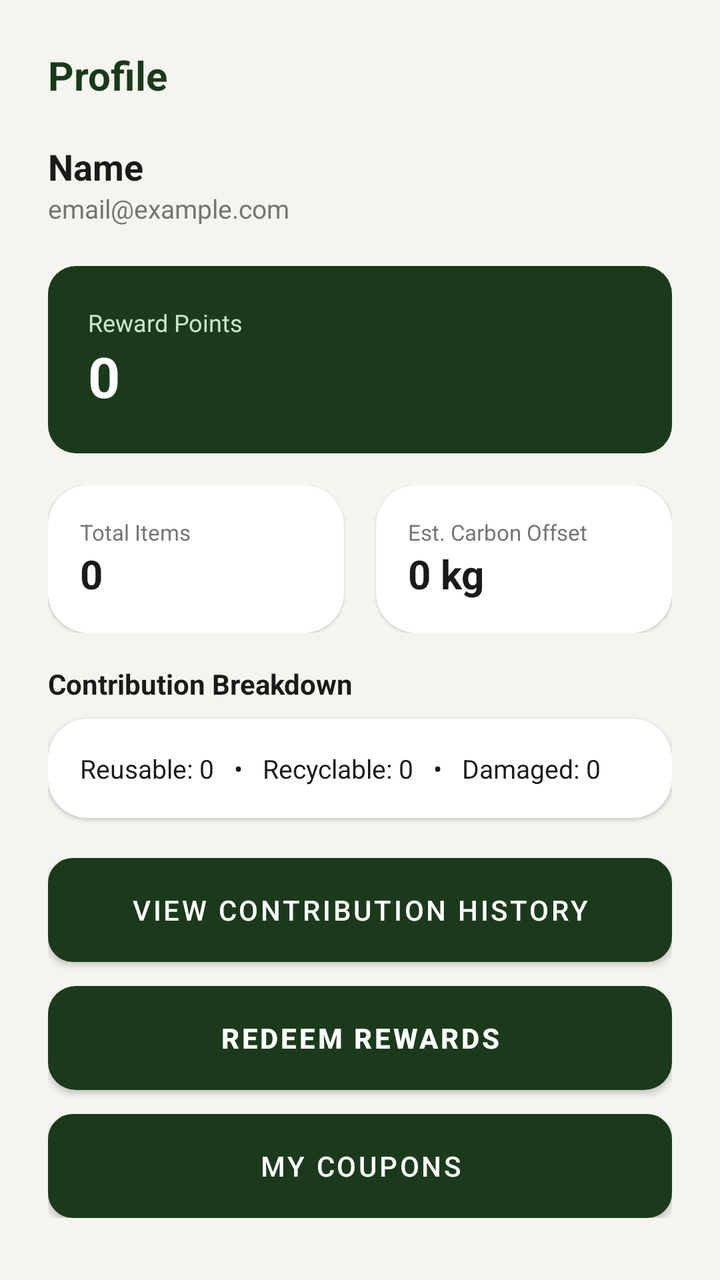
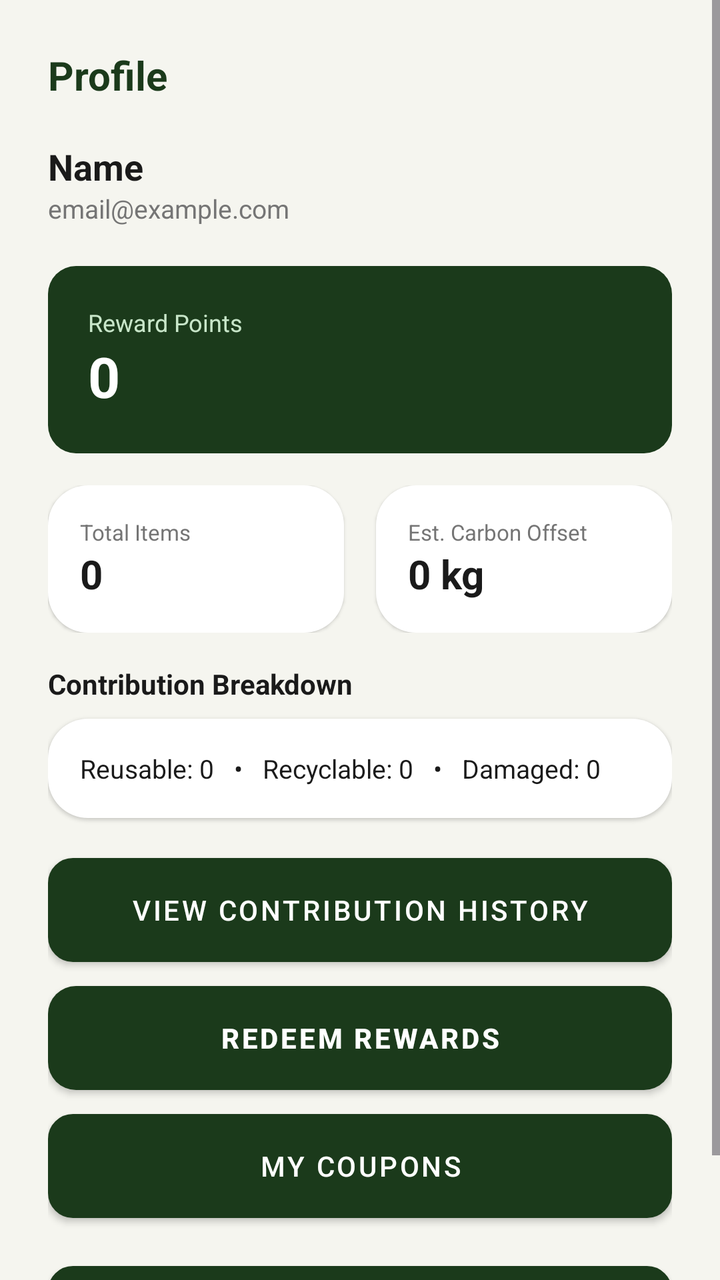

An Android layout rendered at two revisions. The XML below is the earlier revision; the diff shows what the commit changed to produce the second picture.
<!-- AndroidManifest.xml: application theme Theme.ClothingRecycleApp -->
<!-- res/layout/fragment_profile.xml -->
<?xml version="1.0" encoding="utf-8"?>
<ScrollView xmlns:android="http://schemas.android.com/apk/res/android"
    android:layout_width="match_parent"
    android:layout_height="match_parent"
    android:background="@color/eco_cream_bg">

    <LinearLayout
        android:layout_width="match_parent"
        android:layout_height="wrap_content"
        android:orientation="vertical"
        android:padding="24dp">

        <TextView
            android:layout_width="wrap_content"
            android:layout_height="wrap_content"
            android:text="Profile"
            android:textSize="20sp"
            android:textStyle="bold"
            android:textColor="@color/eco_dark_green"
            android:layout_marginBottom="20dp" />

        <TextView
            android:id="@+id/tvProfileName"
            android:layout_width="wrap_content"
            android:layout_height="wrap_content"
            android:text="Name"
            android:textSize="18sp"
            android:textStyle="bold"
            android:textColor="@color/eco_text_dark" />

        <TextView
            android:id="@+id/tvProfileEmail"
            android:layout_width="wrap_content"
            android:layout_height="wrap_content"
            android:layout_marginBottom="20dp"
            android:text="email@example.com"
            android:textSize="13sp"
            android:textColor="@color/eco_text_gray" />

        <LinearLayout
            android:layout_width="match_parent"
            android:layout_height="wrap_content"
            android:orientation="vertical"
            android:background="@drawable/bg_button_primary"
            android:padding="20dp"
            android:layout_marginBottom="16dp">

            <TextView
                android:layout_width="wrap_content"
                android:layout_height="wrap_content"
                android:text="Reward Points"
                android:textSize="12sp"
                android:textColor="@color/eco_light_green" />

            <TextView
                android:id="@+id/tvProfilePoints"
                android:layout_width="wrap_content"
                android:layout_height="wrap_content"
                android:text="0"
                android:textSize="28sp"
                android:textStyle="bold"
                android:textColor="@color/eco_white" />
        </LinearLayout>

        <LinearLayout
            android:layout_width="match_parent"
            android:layout_height="wrap_content"
            android:orientation="horizontal"
            android:layout_marginBottom="16dp">

            <LinearLayout
                android:layout_width="0dp"
                android:layout_height="wrap_content"
                android:layout_weight="1"
                android:orientation="vertical"
                android:background="@drawable/bg_card"
                android:padding="16dp"
                android:layout_marginEnd="8dp"
                android:elevation="1dp">

                <TextView
                    android:layout_width="wrap_content"
                    android:layout_height="wrap_content"
                    android:text="Total Items"
                    android:textSize="11sp"
                    android:textColor="@color/eco_text_gray" />

                <TextView
                    android:id="@+id/tvProfileTotalItems"
                    android:layout_width="wrap_content"
                    android:layout_height="wrap_content"
                    android:text="0"
                    android:textSize="20sp"
                    android:textStyle="bold"
                    android:textColor="@color/eco_text_dark" />
            </LinearLayout>

            <LinearLayout
                android:layout_width="0dp"
                android:layout_height="wrap_content"
                android:layout_weight="1"
                android:orientation="vertical"
                android:background="@drawable/bg_card"
                android:padding="16dp"
                android:layout_marginStart="8dp"
                android:elevation="1dp">

                <TextView
                    android:layout_width="wrap_content"
                    android:layout_height="wrap_content"
                    android:text="Est. Carbon Offset"
                    android:textSize="11sp"
                    android:textColor="@color/eco_text_gray" />

                <TextView
                    android:id="@+id/tvProfileCarbonOffset"
                    android:layout_width="wrap_content"
                    android:layout_height="wrap_content"
                    android:text="0 kg"
                    android:textSize="20sp"
                    android:textStyle="bold"
                    android:textColor="@color/eco_text_dark" />
            </LinearLayout>
        </LinearLayout>

        <TextView
            android:layout_width="wrap_content"
            android:layout_height="wrap_content"
            android:text="Contribution Breakdown"
            android:textSize="14sp"
            android:textStyle="bold"
            android:textColor="@color/eco_text_dark"
            android:layout_marginBottom="8dp" />

        <TextView
            android:id="@+id/tvBreakdown"
            android:layout_width="match_parent"
            android:layout_height="wrap_content"
            android:background="@drawable/bg_card"
            android:padding="16dp"
            android:text="Reusable: 0   •   Recyclable: 0   •   Damaged: 0"
            android:textSize="13sp"
            android:textColor="@color/eco_text_dark"
            android:elevation="1dp"
            android:layout_marginBottom="20dp" />

        <Button
            android:id="@+id/btnViewHistory"
            android:layout_width="match_parent"
            android:layout_height="52dp"
            android:background="@drawable/bg_input"
            android:text="View Contribution History"
            android:textColor="@color/eco_white"
            android:layout_marginBottom="12dp" />

        <Button
            android:id="@+id/btnRedeemRewards"
            android:layout_width="match_parent"
            android:layout_height="52dp"
            android:background="@drawable/bg_button_primary"
            android:text="Redeem Rewards"
            android:textColor="@color/eco_white"
            android:textStyle="bold" />

        <Button
            android:id="@+id/btnMyCoupons"
            android:layout_width="match_parent"
            android:layout_height="52dp"
            android:layout_marginTop="12dp"
            android:background="@drawable/bg_input"
            android:text="My Coupons"
            android:textColor="@color/eco_white" />

    </LinearLayout>
</ScrollView>
<!-- resources referenced by this layout -->
<resources>
  <color name="eco_cream_bg">#F5F5EF</color>
  <color name="eco_dark_green">#1B3A1B</color>
  <color name="eco_light_green">#C8E6C9</color>
  <color name="eco_text_dark">#1A1A1A</color>
  <color name="eco_text_gray">#757575</color>
  <color name="eco_white">#FFFFFF</color>
  <!-- drawable bg_button_primary (drawable) -->
  <?xml version="1.0" encoding="utf-8"?>
  <shape xmlns:android="http://schemas.android.com/apk/res/android"
      android:shape="rectangle">
      <solid android:color="@color/eco_dark_green" />
      <corners android:radius="14dp" />
  </shape>
  <!-- drawable bg_card (drawable) -->
  <?xml version="1.0" encoding="utf-8"?>
  <shape xmlns:android="http://schemas.android.com/apk/res/android"
      android:shape="rectangle">
      <solid android:color="@color/eco_white" />
      <corners android:radius="20dp" />
  </shape>
  <!-- drawable bg_input (drawable) -->
  <?xml version="1.0" encoding="utf-8"?>
  <shape xmlns:android="http://schemas.android.com/apk/res/android"
      android:shape="rectangle">
      <solid android:color="@color/eco_white" />
      <corners android:radius="12dp" />
      <stroke android:width="1dp" android:color="@color/eco_border_gray" />
      <padding android:left="16dp" android:top="14dp" android:right="16dp" android:bottom="14dp" />
  </shape>
  <style name="Theme.ClothingRecycleApp" parent="Base.Theme.ClothingRecycleApp" />
  <color name="eco_border_gray">#E0E0E0</color>
  <style name="Base.Theme.ClothingRecycleApp" parent="Theme.Material3.DayNight.NoActionBar">
  
          
          <item name="materialButtonStyle">
              @style/Widget.App.Button.Primary
          </item>
  
          
          
  
      </style>
  <style name="Widget.App.Button.Primary" parent="Widget.MaterialComponents.Button">
  
          <item name="backgroundTint">@color/eco_dark_green</item>
          <item name="android:textColor">@color/eco_white</item>
          <item name="cornerRadius">14dp</item>
  
      </style>
</resources>

<!-- the commit's change to res/layout/fragment_profile.xml (unified diff, before → after) -->
@@ -171,5 +171,15 @@
             android:text="My Coupons"
             android:textColor="@color/eco_white" />
 
+        <Button
+            android:id="@+id/btnLogout"
+            android:layout_width="match_parent"
+            android:layout_height="52dp"
+            android:layout_marginTop="24dp"
+            android:background="@drawable/bg_input"
+            android:text="Log out"
+            android:textColor="#B3261E"
+            android:textStyle="bold" />
+
     </LinearLayout>
 </ScrollView>
